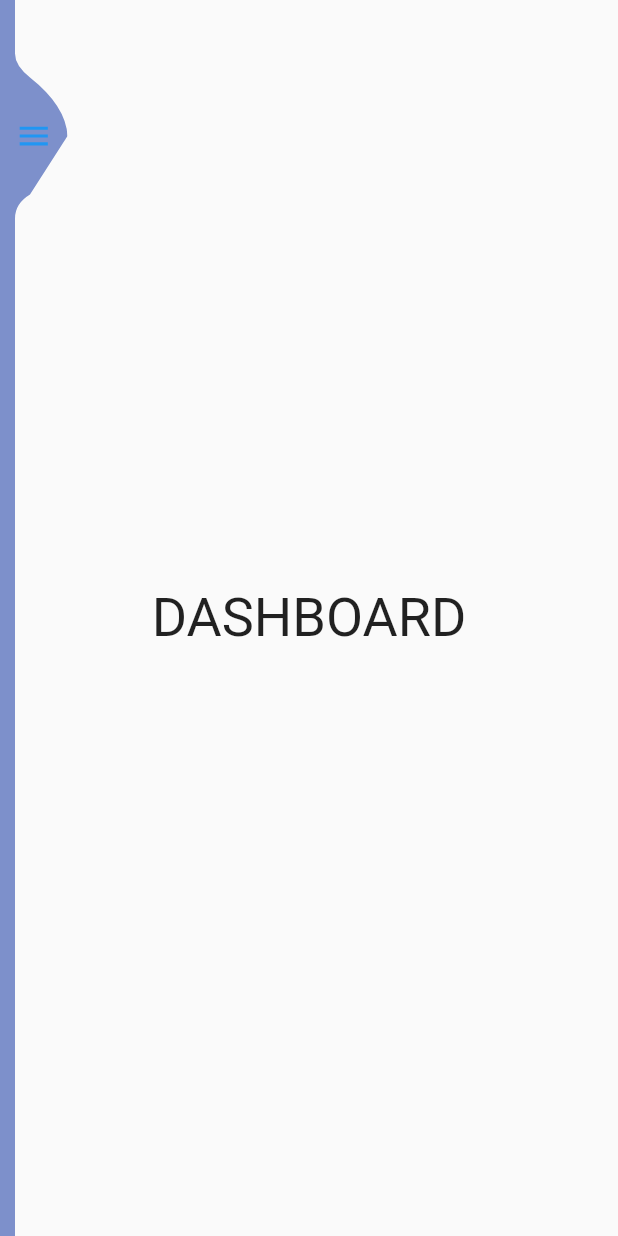
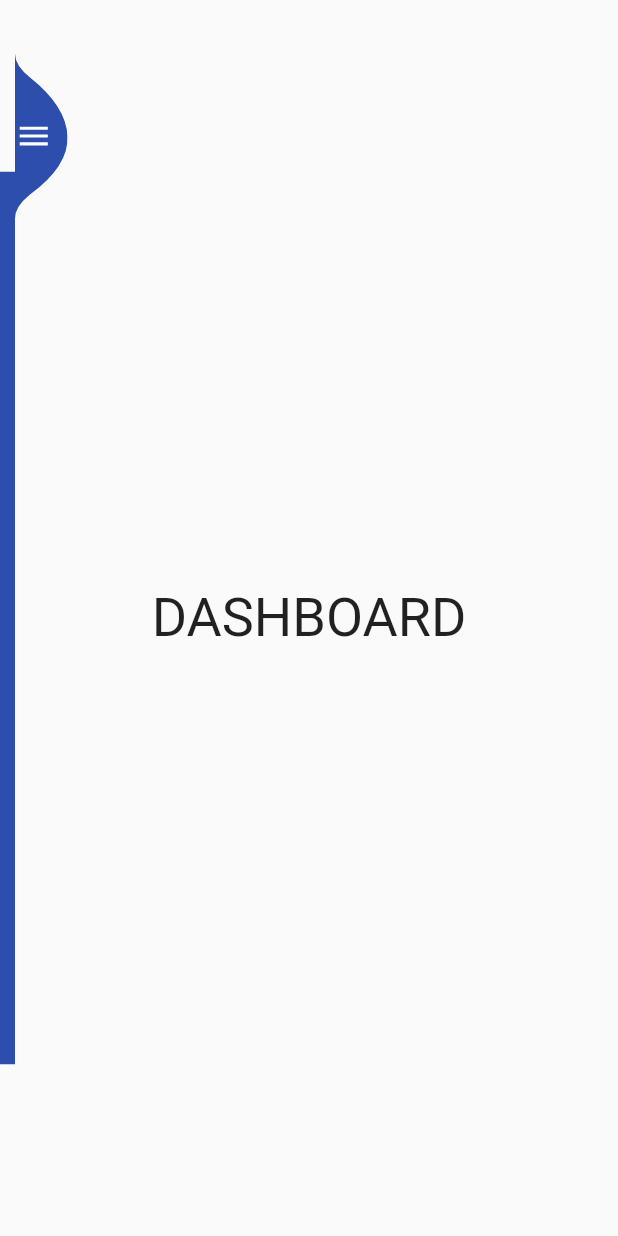
Before and after one commit to Khojbuy/project-khojbuy-seller, a Flutter app: the screen it shows once a user with an empty profile is signed in, on a phone screen of 412 x 824 dp. Run offline on Flutter 3.47's test engine with Material 2 defaults, Android fonts, the phone set to English and light mode, and no system bars; our stand-ins replace bloc, firebase_auth, firebase_core, flutter_bloc, rxdart; accounts and stored records are empty.

Commit message:
shape alter

```diff
--- a/lib/Screens/initials/details_input.dart
+++ b/lib/Screens/initials/details_input.dart
@@ -1,5 +1,5 @@
 import 'package:flutter/material.dart';
-import 'package:khojbuy/Screens/pages/dashboard.dart';
+import '../homepagelayout.dart';
 
 class DetailsInput extends StatefulWidget {
   @override
@@ -131,7 +131,7 @@ class _DetailsInputState extends State<DetailsInput> {
                         Navigator.push(
                           context,
                           MaterialPageRoute(
-                              builder: (context) => DashBoardPage()),
+                              builder: (context) => HomePageLayout()),
                         );
                       },
                       elevation: 10,
--- a/lib/Screens/sidebar/sidebar.dart
+++ b/lib/Screens/sidebar/sidebar.dart
@@ -65,9 +65,10 @@ class _SidebarState extends State<Sidebar>
               child: Row(
                 children: <Widget>[
                   Expanded(
+                      child: SingleChildScrollView(
                     child: Container(
                       padding: EdgeInsets.all(20),
-                    color: Color.fromRGBO(41, 74, 171, 0.6),
+                      color: Color.fromRGBO(41, 74, 171, 0.98),
                       child: Column(
                         children: <Widget>[
                           SizedBox(
@@ -132,6 +133,7 @@ class _SidebarState extends State<Sidebar>
                           }),
                         ],
                       ),
+                    ),
                   )),
                   Align(
                     alignment: Alignment(0, -0.9),
@@ -144,12 +146,12 @@ class _SidebarState extends State<Sidebar>
                         child: Container(
                           width: 35,
                           height: 110,
-                          color: Color.fromRGBO(41, 74, 171, 0.6),
+                          color: Color.fromRGBO(41, 74, 171, 0.98),
                           alignment: Alignment.centerLeft,
                           child: AnimatedIcon(
                             icon: AnimatedIcons.menu_close,
                             progress: _animationController,
-                            color: Colors.blue,
+                            color: Colors.white,
                             size: 25,
                           ),
                         ),
@@ -174,8 +176,8 @@ class CustomMenuClipper extends CustomClipper<Path> {
     path.moveTo(0, 0);
     path.quadraticBezierTo(0, 8, 10, 16);
     path.quadraticBezierTo(width - 1, height / 2 - 20, width, height / 2);
-    path.quadraticBezierTo(width, height / 2, 10, height - 16);
-    path.quadraticBezierTo(0, height - 10, 0, height);
+    path.quadraticBezierTo(width + 1, height / 2 + 20, 10, height - 16);
+    path.quadraticBezierTo(0, height - 8, 0, height);
     path.close();
     return path;
   }
```
Lines whose indentation alone changed are shown as unchanged.
